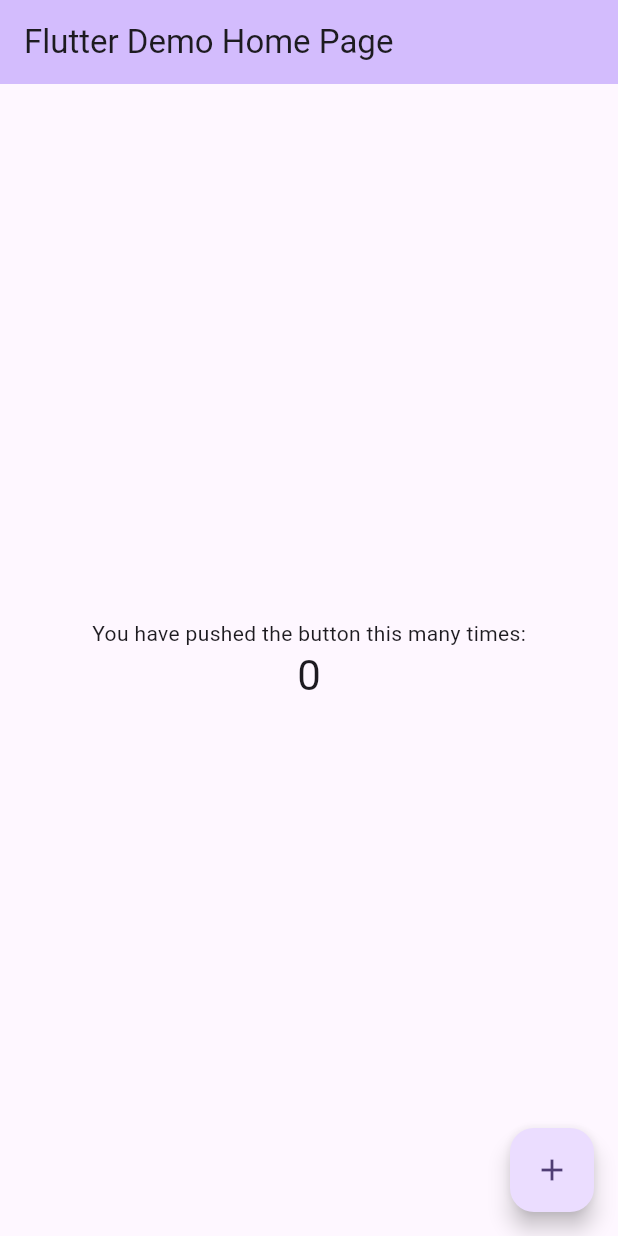
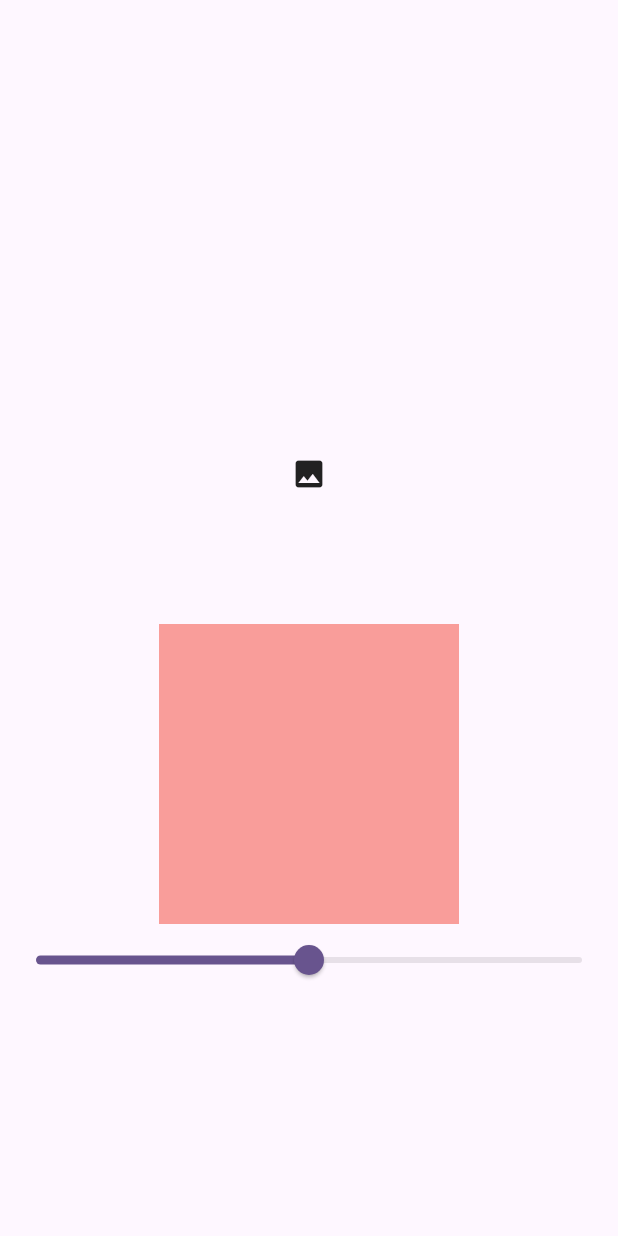
Before and after one commit to GhostCorp0/FlutterRoadmap, a Flutter app: the screen it shows after launch, on a phone screen of 412 x 824 dp. Run offline on Flutter 3.47's test engine with Material 3 defaults, Android fonts, the phone set to English and light mode, and no system bars; our stand-ins replace flutter_riverpod.

Commit message:
state_provider

```diff
--- a/lib/main.dart
+++ b/lib/main.dart
@@ -1,4 +1,8 @@
 import 'package:flutter/material.dart';
+import 'package:flutter_riverpod/flutter_riverpod.dart';
+import 'package:flutter_roadmap/riverpod/home_screen_provider.dart';
+import 'package:flutter_roadmap/riverpod/multiple_state_state_provider.dart';
+import 'package:flutter_roadmap/riverpod/state_provider.dart';
 
 void main() {
   runApp(const MyApp());
@@ -10,116 +14,15 @@ class MyApp extends StatelessWidget {
   // This widget is the root of your application.
   @override
   Widget build(BuildContext context) {
-    return MaterialApp(
-      title: 'Flutter Demo',
-      theme: ThemeData(
-        // This is the theme of your application.
-        //
-        // TRY THIS: Try running your application with "flutter run". You'll see
-        // the application has a purple toolbar. Then, without quitting the app,
-        // try changing the seedColor in the colorScheme below to Colors.green
-        // and then invoke "hot reload" (save your changes or press the "hot
-        // reload" button in a Flutter-supported IDE, or press "r" if you used
-        // the command line to start the app).
-        //
-        // Notice that the counter didn't reset back to zero; the application
-        // state is not lost during the reload. To reset the state, use hot
-        // restart instead.
-        //
-        // This works for code too, not just values: Most code changes can be
-        // tested with just a hot reload.
-        colorScheme: ColorScheme.fromSeed(seedColor: Colors.deepPurple),
-        useMaterial3: true,
+    return ProviderScope(
+      child: MaterialApp(
+        title: 'Flutter Demo',
+        theme: ThemeData(
+          colorScheme: ColorScheme.fromSeed(seedColor: Colors.deepPurple),
+          useMaterial3: true,
+        ),
+        home: HomeScreenMultipleStateProvider(),
       ),
-      home: const MyHomePage(title: 'Flutter Demo Home Page'),
     );
   }
 }
-
-class MyHomePage extends StatefulWidget {
-  const MyHomePage({super.key, required this.title});
-
-  // This widget is the home page of your application. It is stateful, meaning
-  // that it has a State object (defined below) that contains fields that affect
-  // how it looks.
-
-  // This class is the configuration for the state. It holds the values (in this
-  // case the title) provided by the parent (in this case the App widget) and
-  // used by the build method of the State. Fields in a Widget subclass are
-  // always marked "final".
-
-  final String title;
-
-  @override
-  State<MyHomePage> createState() => _MyHomePageState();
-}
-
-class _MyHomePageState extends State<MyHomePage> {
-  int _counter = 0;
-
-  void _incrementCounter() {
-    setState(() {
-      // This call to setState tells the Flutter framework that something has
-      // changed in this State, which causes it to rerun the build method below
-      // so that the display can reflect the updated values. If we changed
-      // _counter without calling setState(), then the build method would not be
-      // called again, and so nothing would appear to happen.
-      _counter++;
-    });
-  }
-
-  @override
-  Widget build(BuildContext context) {
-    // This method is rerun every time setState is called, for instance as done
-    // by the _incrementCounter method above.
-    //
-    // The Flutter framework has been optimized to make rerunning build methods
-    // fast, so that you can just rebuild anything that needs updating rather
-    // than having to individually change instances of widgets.
-    return Scaffold(
-      appBar: AppBar(
-        // TRY THIS: Try changing the color here to a specific color (to
-        // Colors.amber, perhaps?) and trigger a hot reload to see the AppBar
-        // change color while the other colors stay the same.
-        backgroundColor: Theme.of(context).colorScheme.inversePrimary,
-        // Here we take the value from the MyHomePage object that was created by
-        // the App.build method, and use it to set our appbar title.
-        title: Text(widget.title),
-      ),
-      body: Center(
-        // Center is a layout widget. It takes a single child and positions it
-        // in the middle of the parent.
-        child: Column(
-          // Column is also a layout widget. It takes a list of children and
-          // arranges them vertically. By default, it sizes itself to fit its
-          // children horizontally, and tries to be as tall as its parent.
-          //
-          // Column has various properties to control how it sizes itself and
-          // how it positions its children. Here we use mainAxisAlignment to
-          // center the children vertically; the main axis here is the vertical
-          // axis because Columns are vertical (the cross axis would be
-          // horizontal).
-          //
-          // TRY THIS: Invoke "debug painting" (choose the "Toggle Debug Paint"
-          // action in the IDE, or press "p" in the console), to see the
-          // wireframe for each widget.
-          mainAxisAlignment: MainAxisAlignment.center,
-          children: <Widget>[
-            const Text(
-              'You have pushed the button this many times:',
-            ),
-            Text(
-              '$_counter',
-              style: Theme.of(context).textTheme.headlineMedium,
-            ),
-          ],
-        ),
-      ),
-      floatingActionButton: FloatingActionButton(
-        onPressed: _incrementCounter,
-        tooltip: 'Increment',
-        child: const Icon(Icons.add),
-      ), // This trailing comma makes auto-formatting nicer for build methods.
-    );
-  }
-}
--- /dev/null
+++ b/lib/riverpod/multiple_state_state_provider.dart
@@ -0,0 +1,76 @@
+import 'package:flutter/material.dart';
+import 'package:flutter_riverpod/flutter_riverpod.dart';
+
+// STATE PROVIDER MULTIPLE STATES EXAMPLE
+
+final sliderProvider = StateProvider<double>((ref) {
+  return 0.0;
+});
+
+
+final sliderProviderAppState = StateProvider<AppState >((ref) {
+  return AppState(slider: .5, showPassword: false);
+});
+
+class HomeScreenMultipleStateProvider extends ConsumerStatefulWidget {
+  const HomeScreenMultipleStateProvider({super.key});
+
+  @override
+  ConsumerState<HomeScreenMultipleStateProvider> createState() =>
+      _HomeScreenStateProviderState();
+}
+
+class _HomeScreenStateProviderState
+    extends ConsumerState<HomeScreenMultipleStateProvider> {
+  @override
+  Widget build(BuildContext context) {
+    final slider = ref.watch(sliderProviderAppState);
+
+    return Scaffold(
+      appBar: AppBar(),
+      body: Column(
+        mainAxisAlignment: MainAxisAlignment.center,
+        children: [
+          InkWell(
+            onTap:  () {
+              final stateProvider = ref.read(sliderProviderAppState.notifier);
+              stateProvider.state =  stateProvider.state.copyWith( showPassword: ! slider.showPassword);
+            },
+            child: Container(
+              height: 200,
+              width: 200,
+              child: slider.showPassword?Icon(Icons.remove_red_eye):Icon(Icons.image ),
+            ),
+          ),
+          Container(
+            height: 200,
+            width: 200,
+            color: Colors.red.withOpacity(slider.slider),
+          ),
+          Slider(
+              value: slider.slider,
+              onChanged: (value) {
+                final stateProvider = ref.read(sliderProviderAppState.notifier);
+                stateProvider.state =  stateProvider.state.copyWith(slider: value);
+              })
+        ],
+      ),
+    );
+  }
+}
+
+class AppState {
+  final double slider;
+  final bool showPassword;
+
+  AppState({required this.slider, required this.showPassword});
+
+  AppState copyWith({
+    double? slider,
+    bool? showPassword,
+}) {
+    return AppState(slider: slider?? this.slider, showPassword: showPassword?? this.showPassword);
+  }
+
+
+}
--- /dev/null
+++ b/lib/riverpod/state_provider.dart
@@ -0,0 +1,109 @@
+import 'package:flutter/material.dart';
+import 'package:flutter_riverpod/flutter_riverpod.dart';
+
+// STATE PROVIDER EXAMPLE
+
+final counter = StateProvider<int>((ref) {
+  return 0;
+});
+
+final switchProvider = StateProvider<bool>((ref) {
+  return false;
+});
+
+/*
+class HomeScreenStateProvider extends ConsumerWidget {
+  const HomeScreenStateProvider({super.key});
+
+  @override
+  Widget build(BuildContext context,WidgetRef ref) {
+    return Scaffold(
+      appBar: AppBar(),
+      body: Column(
+         children: [
+           Consumer(
+               builder: (context,ref,child) {
+                 final count = ref.watch(counter);
+
+                 return Center(
+                   child: Text(count.toString(),style: TextStyle(fontSize: 30),),
+                 );
+               }
+           ),
+           Consumer(
+               builder: (context,ref,child) {
+                 final count = ref.watch(switchProvider);
+                 return Center(
+                   child: Switch(value: count ,onChanged: (value) {
+                     ref.read(switchProvider.notifier).state = value;
+                   },),
+                 );
+               }
+           ),
+           Row(
+             mainAxisAlignment: MainAxisAlignment.center,
+             children: [
+               ElevatedButton(onPressed: () {
+                 ref.read(counter.notifier).state++;
+               }, child: Text('+ '))
+             ],
+           )
+         ],
+      ),
+    );
+  }
+}
+*/
+
+class HomeScreenStateProvider extends ConsumerStatefulWidget {
+  const HomeScreenStateProvider({super.key});
+
+  @override
+  ConsumerState<HomeScreenStateProvider> createState() =>
+      _HomeScreenStateProviderState();
+}
+
+class _HomeScreenStateProviderState
+    extends ConsumerState<HomeScreenStateProvider> {
+  @override
+  Widget build(BuildContext context) {
+    return Scaffold(
+      appBar: AppBar(),
+      body: Column(
+        children: [
+          Consumer(builder: (context, ref, child) {
+            final count = ref.watch(counter);
+
+            return Center(
+              child: Text(
+                count.toString(),
+                style: TextStyle(fontSize: 30),
+              ),
+            );
+          }),
+          Consumer(builder: (context, ref, child) {
+            final count = ref.watch(switchProvider);
+            return Center(
+              child: Switch(
+                value: count,
+                onChanged: (value) {
+                  ref.read(switchProvider.notifier).state = value;
+                },
+              ),
+            );
+          }),
+          Row(
+            mainAxisAlignment: MainAxisAlignment.center,
+            children: [
+              ElevatedButton(
+                  onPressed: () {
+                    ref.read(counter.notifier).state++;
+                  },
+                  child: Text('+ '))
+            ],
+          )
+        ],
+      ),
+    );
+  }
+}
```
Also changed, not shown: lib/copywithexample.dart (+16 -27 lines), lib/riverpod/home_screen_provider.dart (added, +61 -0 lines).
